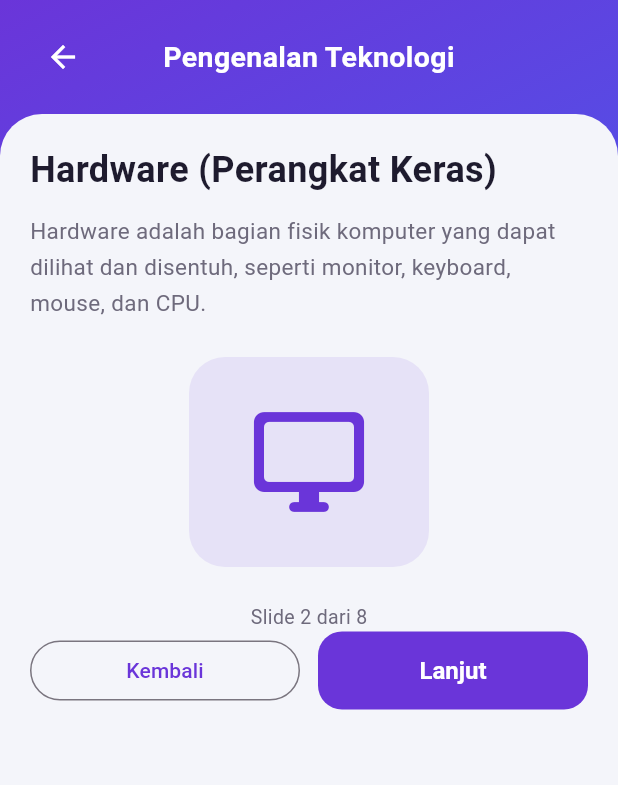
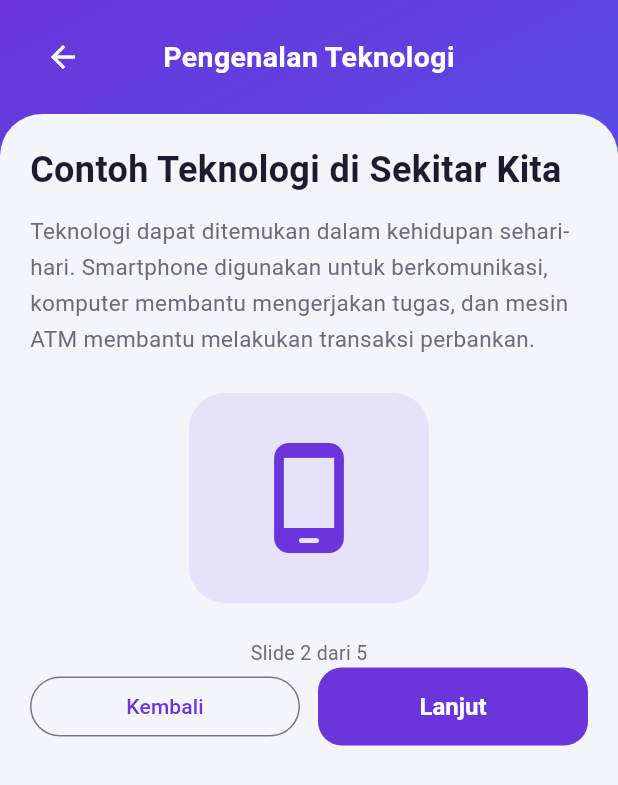
Before and after one commit to Shaniaafni08/TechMate, a Flutter app: the MateriBelajarPage screen opened directly with sample values from the repository, after a tap on "Lanjut", on a phone screen of 412 x 824 dp. Shown: the top 785 px of the screen. Run offline on Flutter 3.47's test engine with Material 3 defaults, Android fonts, the phone set to English and light mode, and no system bars; our stand-ins replace audioplayers.

Commit message:
fitur halaman materi/aktivitas interaktif

```diff
--- a/lib/pages/materi_belajar_page.dart
+++ b/lib/pages/materi_belajar_page.dart
@@ -3,6 +3,7 @@ import 'package:flutter/material.dart';
 import '../theme/app_theme.dart';
 import '../widgets/gradient_scaffold.dart';
 import '../models/materi_model.dart';
+
 import 'package:audioplayers/audioplayers.dart';
 
 // Mengubah halaman menjadi StatefulWidget
@@ -18,6 +19,13 @@ class MateriBelajarPage extends StatefulWidget {
 }
 
 class _MateriBelajarPageState extends State<MateriBelajarPage> {
+  // REVISI: Membersihkan pemutar audio saat halaman ditutup
+  @override
+  void dispose() {
+    _audioPlayer.dispose();
+    super.dispose();
+  }
+
   int _slideAktif = 0;
   // Menimpan jawaban aktivitas
   int? _jawabanDipilih;
@@ -30,85 +38,62 @@ Future<void> _putarEfek(String namaFile) async {
     await _audioPlayer.play(AssetSource(namaFile));
   }
 
-  // Daftar materi yang ditampilkan per slide.
+// REVISI 22: Materi Pengenalan Teknologi
 final List<Map<String, dynamic>> _slides = [
   {
-      'judul': 'Pengertian Sistem Komputer',
+    'judul': 'Pengertian Teknologi',
     'isi':
-          'Sistem komputer adalah sekumpulan komponen '
-          'yang bekerja sama untuk mengolah data menjadi informasi.',
-      'ikon': Icons.computer_rounded,
+        'Teknologi adalah penerapan ilmu pengetahuan '
+        'untuk membantu manusia menyelesaikan pekerjaan '
+        'dan memenuhi kebutuhan. Contohnya adalah komputer, '
+        'smartphone, dan internet.',
+    'ikon': Icons.devices_rounded,
   },
   {
-      'judul': 'Hardware (Perangkat Keras)',
+    'judul': 'Contoh Teknologi di Sekitar Kita',
     'isi':
-          'Hardware adalah bagian fisik komputer yang dapat '
-          'dilihat dan disentuh, seperti monitor, keyboard, '
-          'mouse, dan CPU.',
-      'ikon': Icons.desktop_windows_rounded,
+        'Teknologi dapat ditemukan dalam kehidupan sehari-hari. '
+        'Smartphone digunakan untuk berkomunikasi, komputer '
+        'membantu mengerjakan tugas, dan mesin ATM membantu '
+        'melakukan transaksi perbankan.',
+    'ikon': Icons.phone_android_rounded,
   },
-
-    // REVISI 11: Aktivitas interaktif di tengah materi
   {
     'jenis': 'aktivitas',
     'judul': 'Aktivitas Interaktif',
-      'isi': 'Manakah yang termasuk perangkat keras komputer?',
-      'pilihan': ['Keyboard', 'Microsoft Word', 'Windows', 'Google Chrome'],
+    'isi':
+        'Manakah contoh teknologi yang dapat digunakan '
+        'untuk berkomunikasi jarak jauh?',
+    'pilihan': [
+      'Smartphone',
+      'Penggaris',
+      'Buku tulis',
+      'Pensil',
+    ],
     'jawabanBenar': 0,
     'ikon': Icons.quiz_rounded,
   },
   {
-      'judul': 'Software (Perangkat Lunak)',
+    'judul': 'Manfaat Teknologi',
     'isi':
-          'Software adalah program yang menjalankan perintah '
-          'pada komputer, contohnya Windows, Microsoft Word, '
-          'dan aplikasi browser.',
-      'ikon': Icons.apps_rounded,
+        'Teknologi membantu manusia berkomunikasi, '
+        'belajar, bekerja, dan mencari informasi. Dalam '
+        'pembelajaran, teknologi dapat digunakan untuk '
+        'mengakses materi, menonton video edukasi, dan '
+        'mengerjakan latihan soal.',
+    'ikon': Icons.lightbulb_rounded,
   },
   {
-      'judul': 'Brainware (Pengguna)',
+    'judul': 'Menggunakan Teknologi dengan Bijak',
     'isi':
-          'Brainware adalah manusia yang menggunakan atau '
-          'mengelola komputer, seperti siswa, guru, dan teknisi.',
-      'ikon': Icons.person_rounded,
-    },
-
-    // REVISI 15: Penambahan materi komponen sistem komputer
-    {
-      'judul': 'Perangkat Input',
-      'isi':
-          'Perangkat input digunakan untuk memasukkan data atau '
-          'perintah ke dalam komputer. Contohnya keyboard untuk '
-          'mengetik, mouse untuk menggerakkan penunjuk, mikrofon '
-          'untuk merekam suara, dan scanner untuk memindai dokumen. '
-          'Pemilihan perangkat input bergantung pada jenis data '
-          'yang ingin dimasukkan.',
-      'ikon': Icons.keyboard_rounded,
-    },
-    {
-      'judul': 'Perangkat Proses',
-      'isi':
-          'Perangkat proses mengolah data sesuai instruksi program. '
-          'CPU atau Central Processing Unit menjalankan instruksi '
-          'dan mengendalikan berbagai operasi komputer. RAM membantu '
-          'menyediakan ruang penyimpanan sementara bagi data dan '
-          'program yang sedang digunakan. RAM bersifat sementara, '
-          'sehingga isinya dapat hilang ketika komputer dimatikan.',
-      'ikon': Icons.memory_rounded,
-    },
-    {
-      'judul': 'Perangkat Output dan Penyimpanan',
-      'isi':
-          'Perangkat output menyajikan hasil pengolahan data, '
-          'misalnya monitor menampilkan gambar dan printer mencetak '
-          'dokumen. Sementara itu, perangkat penyimpanan seperti '
-          'SSD, hard disk, dan flashdisk menyimpan file agar dapat '
-          'digunakan kembali. Perlu diingat bahwa RAM berbeda dari '
-          'SSD atau hard disk karena RAM digunakan sebagai memori '
-          'kerja sementara.',
-      'ikon': Icons.storage_rounded,
+        'Teknologi harus digunakan secara bijak dan '
+        'bertanggung jawab. Gunakan perangkat untuk '
+        'kegiatan yang bermanfaat, periksa kebenaran '
+        'informasi, dan jaga privasi saat menggunakan internet.',
+    'ikon': Icons.verified_user_rounded,
   },
 ];
+
 
   @override
   Widget build(BuildContext context) {
@@ -254,8 +239,9 @@ Future<void> _putarEfek(String namaFile) async {
                                     index ==
                                     _slides[_slideAktif]['jawabanBenar'];
                                 // REVISI: Efek suara sesuai jawaban
-                                    await _putarEfek(benar ? 'correct.mp3' : 'wrong.mp3');
-
+                                await _putarEfek(
+                                  benar ? 'correct.mp3' : 'wrong.mp3',
+                                );
 
                                 setState(() {
                                   _jawabanDipilih = index;
```
Lines whose indentation alone changed are shown as unchanged.
